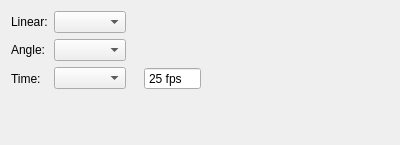
The window that core/ui/settings_units_ui.ui (mjbonnington/icarus-gps) describes before a commit, drawn with Qt 5.
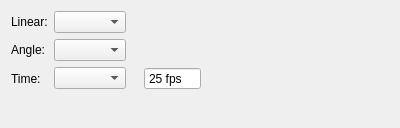
The same window after the commit.

```diff
--- a/core/ui/settings_units_ui.ui
+++ b/core/ui/settings_units_ui.ui
@@ -7,7 +7,7 @@
     <x>0</x>
     <y>0</y>
     <width>400</width>
-    <height>145</height>
+    <height>128</height>
    </rect>
   </property>
   <property name="windowTitle">
```
Left out of the diff: 3 changed lines with no effect on the pictures.
